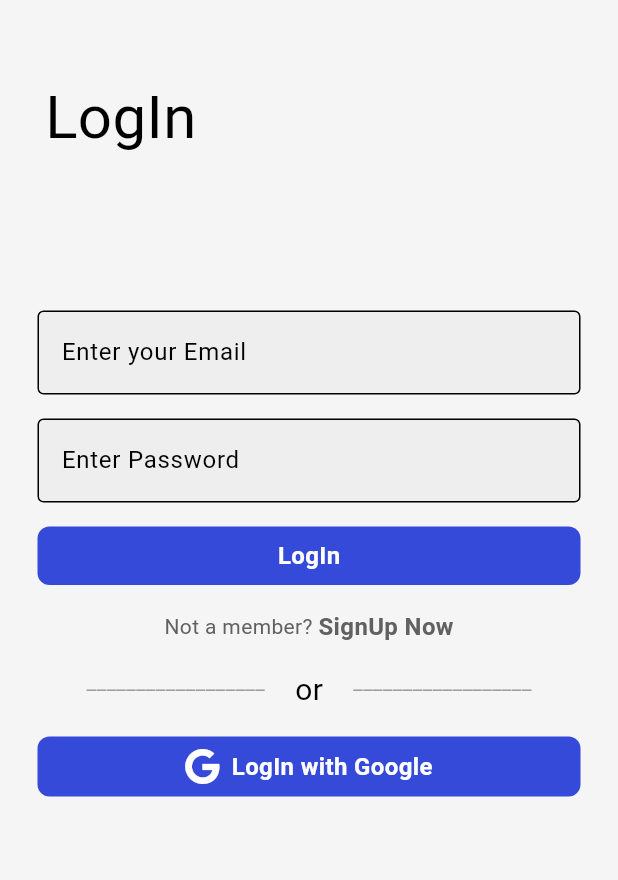
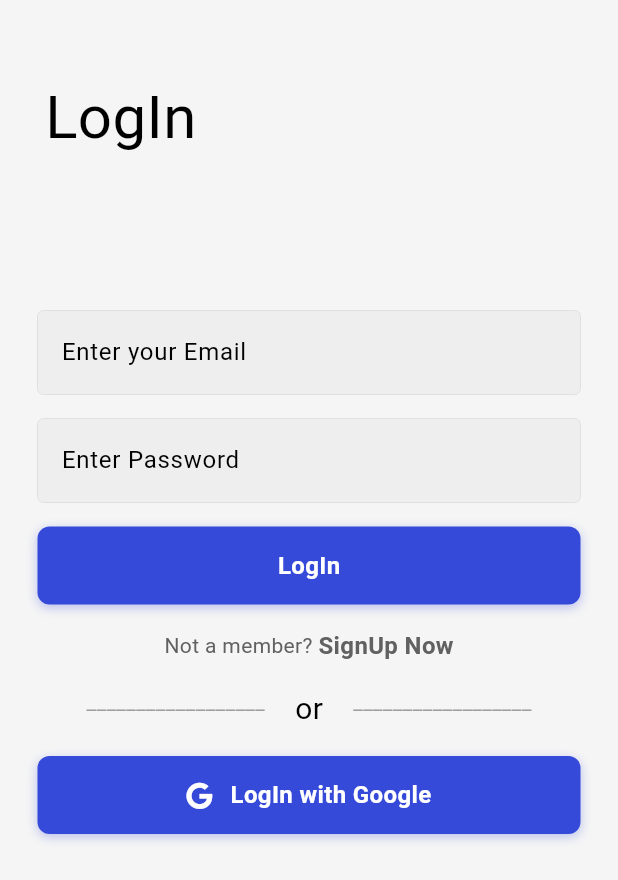
Before and after one commit to lotas1/physio-digital, a Flutter app: the screen it shows after launch, after a tap on "Get Started", on a phone screen of 412 x 824 dp. Shown: the top 880 px of the screen. Run offline on Flutter 3.47's test engine with Material 3 defaults, Android fonts, the light colour scheme and no system bars; our stand-ins replace cached_network_image, cloud_firestore, firebase_auth, firebase_core, firebase_storage, font_awesome_flutter and 3 more; accounts and stored records are empty.

Commit message:
revamp ongoing

```diff
--- a/lib/view/components/my_button.dart
+++ b/lib/view/components/my_button.dart
@@ -6,6 +6,10 @@ class MyButton extends StatefulWidget {
   final VoidCallback onTap;
   final IconData? icon;
   final bool isLoading;
+  final Color? backgroundColor;
+  final Color? textColor;
+  final EdgeInsetsGeometry? margin;
+  final double? height;
 
   const MyButton({
     Key? key,
@@ -13,10 +17,14 @@ class MyButton extends StatefulWidget {
     required this.onTap,
     this.icon,
     this.isLoading = false,
+    this.backgroundColor,
+    this.textColor,
+    this.margin,
+    this.height,
   }) : super(key: key);
 
   @override
-  _MyButtonState createState() => _MyButtonState();
+  State<MyButton> createState() => _MyButtonState();
 }
 
 class _MyButtonState extends State<MyButton> with SingleTickerProviderStateMixin {
@@ -30,7 +38,9 @@ class _MyButtonState extends State<MyButton> with SingleTickerProviderStateMixin
       vsync: this,
       duration: const Duration(milliseconds: 200),
     );
-    _scaleAnimation = Tween<double>(begin: 1.0, end: 0.95).animate(_controller);
+    _scaleAnimation = Tween<double>(begin: 1.0, end: 0.95).animate(
+      CurvedAnimation(parent: _controller, curve: Curves.easeInOut),
+    );
   }
 
   @override
@@ -40,7 +50,9 @@ class _MyButtonState extends State<MyButton> with SingleTickerProviderStateMixin
   }
 
   void _handleTapDown(TapDownDetails details) {
-    _controller.forward();
+    if (!widget.isLoading) {
+      _controller.forward();
+    }
   }
 
   void _handleTapUp(TapUpDetails details) {
@@ -53,6 +65,10 @@ class _MyButtonState extends State<MyButton> with SingleTickerProviderStateMixin
 
   @override
   Widget build(BuildContext context) {
+    final theme = Theme.of(context);
+    final backgroundColor = widget.backgroundColor ?? theme.colorScheme.primary;
+    final textColor = widget.textColor ?? theme.colorScheme.onPrimary;
+
     return GestureDetector(
       onTapDown: _handleTapDown,
       onTapUp: _handleTapUp,
@@ -61,11 +77,19 @@ class _MyButtonState extends State<MyButton> with SingleTickerProviderStateMixin
       child: ScaleTransition(
         scale: _scaleAnimation,
         child: Container(
-          padding: const EdgeInsets.all(8),
-          margin: const EdgeInsets.symmetric(horizontal: 25),
+          padding: const EdgeInsets.all(12),
+          margin: widget.margin ?? const EdgeInsets.symmetric(horizontal: 25),
+          height: widget.height ?? 52,
           decoration: BoxDecoration(
-            color: Theme.of(context).colorScheme.primary,
+            color: widget.isLoading ? backgroundColor.withOpacity(0.8) : backgroundColor,
             borderRadius: BorderRadius.circular(8),
+            boxShadow: [
+              BoxShadow(
+                color: backgroundColor.withOpacity(0.3),
+                blurRadius: 5,
+                offset: const Offset(0, 2),
+              ),
+            ],
           ),
           child: Center(
             child: widget.isLoading
@@ -73,24 +97,26 @@ class _MyButtonState extends State<MyButton> with SingleTickerProviderStateMixin
               width: 24,
               height: 24,
               child: CircularProgressIndicator(
-                color: Theme.of(context).colorScheme.onPrimary,
+                color: textColor,
                 strokeWidth: 3,
               ),
             )
                 : Row(
               mainAxisAlignment: MainAxisAlignment.center,
+              mainAxisSize: MainAxisSize.min,
               children: [
                 if (widget.icon != null) ...[
                   FaIcon(
                     widget.icon,
-                    color: Theme.of(context).colorScheme.onPrimary,
+                    color: textColor,
+                    size: 18,
                   ),
-                  const SizedBox(width: 8),
+                  const SizedBox(width: 12),
                 ],
                 Text(
                   widget.text,
                   style: TextStyle(
-                    color: Theme.of(context).colorScheme.onPrimary,
+                    color: textColor,
                     fontWeight: FontWeight.bold,
                     fontSize: 16,
                   ),
--- a/lib/view/components/my_text_field.dart
+++ b/lib/view/components/my_text_field.dart
@@ -4,27 +4,44 @@ class MyTextField extends StatelessWidget {
   final String hintText;
   final TextEditingController controller;
   final bool obscureText;
+  final TextInputType? keyboardType;
+  final Widget? prefix;
+  final Widget? suffix;
+  final int? maxLines;
+  final void Function(String)? onChanged;
+  final EdgeInsetsGeometry padding;
+  final Color? fillColor;
 
   const MyTextField({
     super.key,
     required this.controller,
     required this.hintText,
     required this.obscureText,
+    this.keyboardType,
+    this.prefix,
+    this.suffix,
+    this.maxLines,
+    this.onChanged,
+    this.padding = const EdgeInsets.symmetric(horizontal: 25.0),
+    this.fillColor,
   });
 
   @override
   Widget build(BuildContext context) {
     return Padding(
-      padding: const EdgeInsets.symmetric(horizontal: 25.0),
+      padding: padding,
       child: TextField(
         controller: controller,
         obscureText: obscureText,
-
+        keyboardType: keyboardType,
+        maxLines: obscureText ? 1 : maxLines,
+        onChanged: onChanged,
         decoration: InputDecoration(
-
           hintText: hintText,
           filled: true,
-            fillColor: Colors.grey.shade200,
+          fillColor: fillColor ?? Colors.grey.shade200,
+          prefixIcon: prefix,
+          suffixIcon: suffix,
           border: OutlineInputBorder(
             borderRadius: BorderRadius.circular(4),
             borderSide: BorderSide(color: Colors.grey.shade300, width: 0),
@@ -32,7 +49,11 @@ class MyTextField extends StatelessWidget {
           focusedBorder: OutlineInputBorder(
             borderRadius: BorderRadius.circular(4),
             borderSide: BorderSide(color: Colors.grey.shade600, width: 2),
-              )
+          ),
+          enabledBorder: OutlineInputBorder(
+            borderRadius: BorderRadius.circular(4),
+            borderSide: BorderSide(color: Colors.grey.shade300, width: 0),
+          ),
         ),
       ),
     );
```
Also changed, not shown: pubspec.lock. Lines whose indentation alone changed are shown as unchanged.
